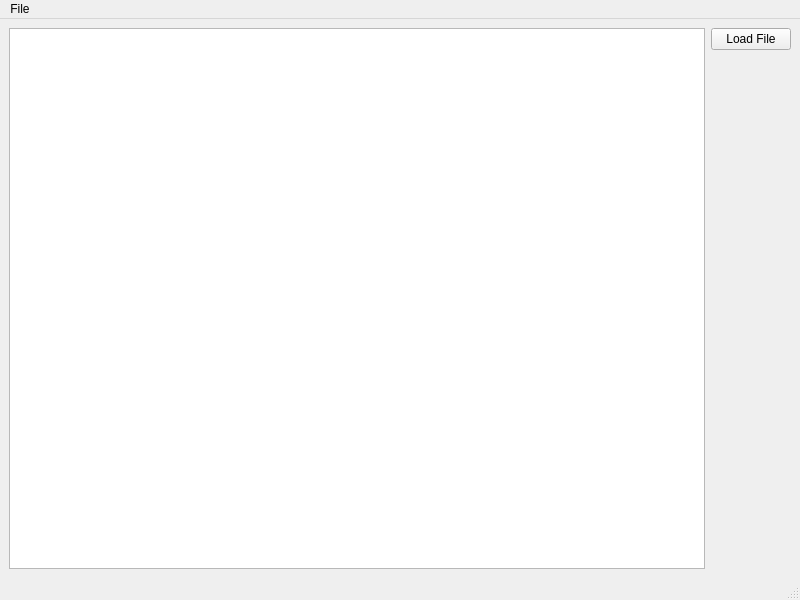
This is src/ex_modelview/mainwindow.ui in dsba-z/week18cpp2021-modelview as Qt 5 draws it before an edit. The edited form follows.
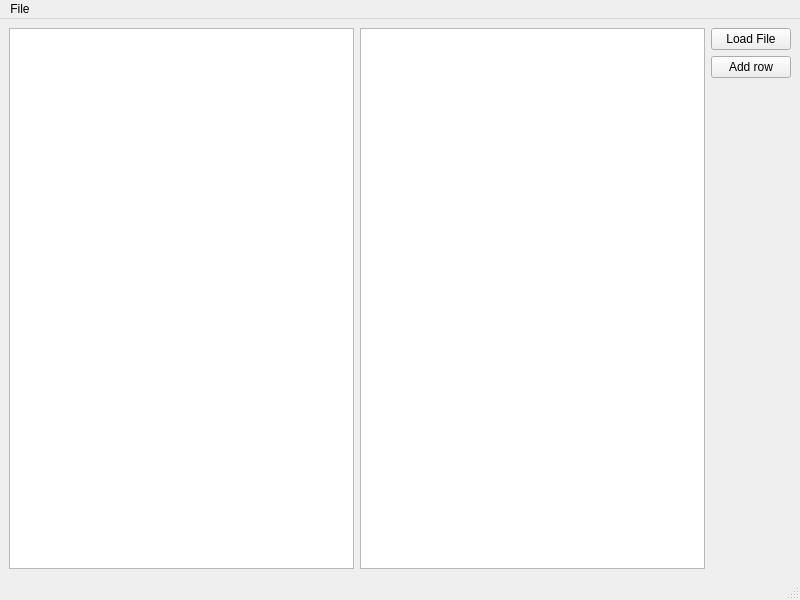
This is the edited form.

```diff
--- a/src/ex_modelview/mainwindow.ui
+++ b/src/ex_modelview/mainwindow.ui
@@ -15,14 +15,17 @@
   </property>
   <widget class="QWidget" name="centralwidget">
    <layout class="QGridLayout" name="gridLayout">
-    <item row="4" column="2">
+    <item row="4" column="3">
      <widget class="QPushButton" name="loadButton">
       <property name="text">
        <string>Load File</string>
       </property>
      </widget>
     </item>
-    <item row="5" column="2">
+    <item row="4" column="1" rowspan="3">
+     <widget class="QTableView" name="tableView"/>
+    </item>
+    <item row="6" column="3">
      <spacer name="verticalSpacer">
       <property name="orientation">
        <enum>Qt::Vertical</enum>
@@ -35,8 +38,15 @@
       </property>
      </spacer>
     </item>
-    <item row="4" column="1" rowspan="2">
-     <widget class="QTableView" name="tableView"/>
+    <item row="4" column="2" rowspan="3">
+     <widget class="QTableView" name="tableDetailsView"/>
+    </item>
+    <item row="5" column="3">
+     <widget class="QPushButton" name="addRowButton">
+      <property name="text">
+       <string>Add row</string>
+      </property>
+     </widget>
     </item>
    </layout>
   </widget>
```
